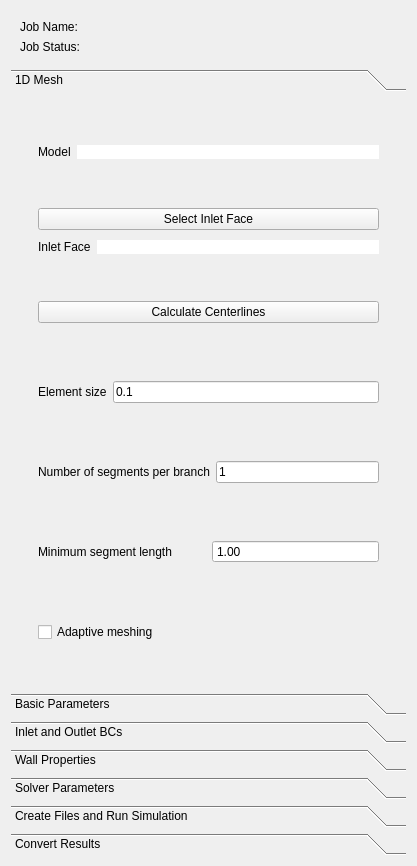
Above: Code/Source/sv4gui/Plugins/org.sv.gui.qt.simulation1d/sv4gui_SimulationView1d.ui from SimVascular/SimVascular before the change. Below: the same form after it.
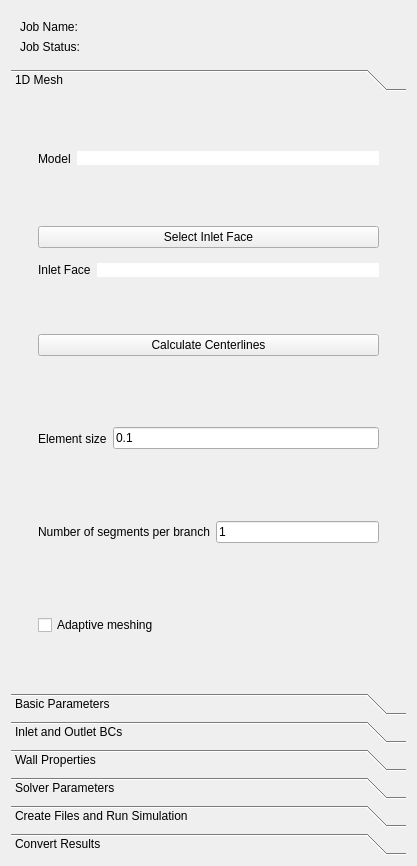
That is the form after the change.

Commit message: Remove minimum segment length parameter from the GUI, add the capability for RCR and resistance BCs.

```diff
--- a/Code/Source/sv4gui/Plugins/org.sv.gui.qt.simulation1d/sv4gui_SimulationView1d.ui
+++ b/Code/Source/sv4gui/Plugins/org.sv.gui.qt.simulation1d/sv4gui_SimulationView1d.ui
@@ -270,34 +270,6 @@
                </layout>
               </widget>
              </item>
-             <item>
-              <widget class="QWidget" name="widget_22" native="true">
-               <property name="styleSheet">
-                <string notr="true">QWidget {
-#background-color: rgb(225, 225, 225)
-}</string>
-               </property>
-               <layout class="QHBoxLayout" name="horizontalLayout_5">
-                <item>
-                 <widget class="QLabel" name="MinSegmentLengthLabel">
-                  <property name="text">
-                   <string>Minimum segment length</string>
-                  </property>
-                 </widget>
-                </item>
-                <item>
-                 <widget class="QDoubleSpinBox" name="MinSegmentLengthDoubleSpinBox">
-                  <property name="buttonSymbols">
-                   <enum>QAbstractSpinBox::NoButtons</enum>
-                  </property>
-                  <property name="value">
-                   <double>1.000000000000000</double>
-                  </property>
-                 </widget>
-                </item>
-               </layout>
-              </widget>
-             </item>
              <item>
               <widget class="QWidget" name="widget_23" native="true">
                <property name="styleSheet">
```
Left out of the diff: 24 changed lines with no effect on the pictures. The commit also changes 3 other files.
